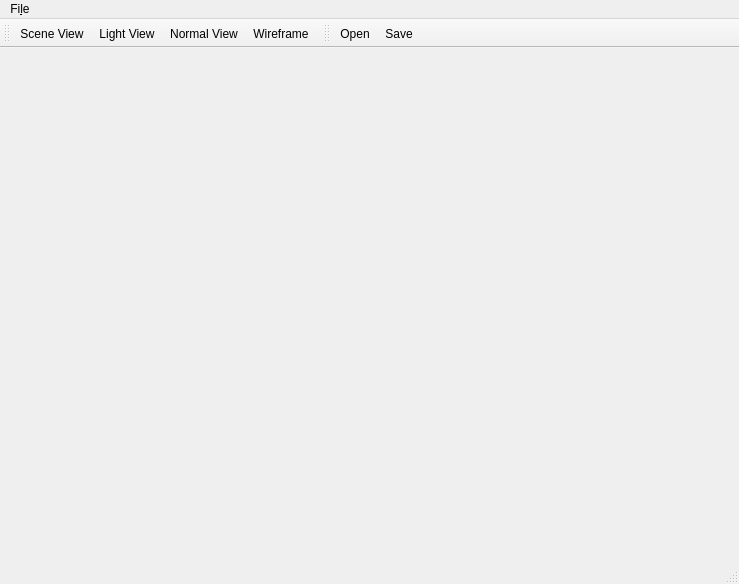
The window that MIEP/mainwindow.ui (ikskuh/acknext) describes before a commit, drawn with Qt 5.
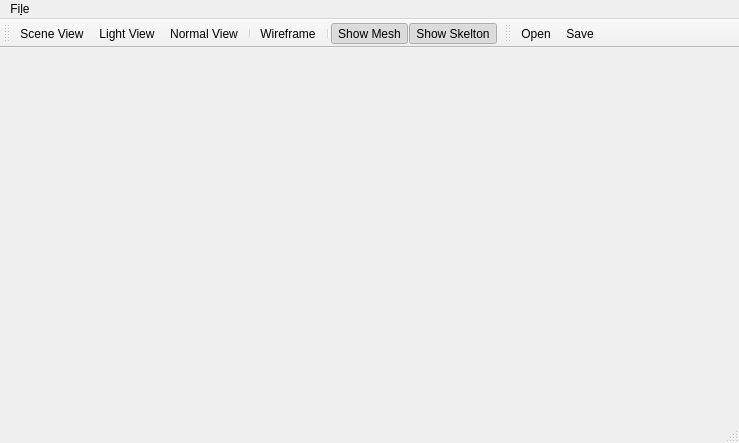
The same window after the commit. Icons and pictures are not drawn. Custom widgets are drawn as their Qt base class.

Patch:
```diff
--- a/MIEP/mainwindow.ui
+++ b/MIEP/mainwindow.ui
@@ -7,7 +7,7 @@
     <x>0</x>
     <y>0</y>
     <width>739</width>
-    <height>584</height>
+    <height>443</height>
    </rect>
   </property>
   <property name="windowTitle">
@@ -67,7 +67,11 @@
    <addaction name="actionScene_View"/>
    <addaction name="actionLight_View"/>
    <addaction name="actionNormal_View"/>
+   <addaction name="separator"/>
    <addaction name="actionWireframe"/>
+   <addaction name="separator"/>
+   <addaction name="actionShow_Mesh"/>
+   <addaction name="actionShow_Skelton"/>
   </widget>
   <widget class="QStatusBar" name="statusBar"/>
   <widget class="QToolBar" name="fileToolbar">
@@ -165,6 +169,36 @@
     <string>Ctrl+4</string>
    </property>
   </action>
+  <action name="actionShow_Mesh">
+   <property name="checkable">
+    <bool>true</bool>
+   </property>
+   <property name="checked">
+    <bool>true</bool>
+   </property>
+   <property name="icon">
+    <iconset resource="../resource/ackui.qrc">
+     <normaloff>:/icons/cube.png</normaloff>:/icons/cube.png</iconset>
+   </property>
+   <property name="text">
+    <string>Show Mesh</string>
+   </property>
+  </action>
+  <action name="actionShow_Skelton">
+   <property name="checkable">
+    <bool>true</bool>
+   </property>
+   <property name="checked">
+    <bool>true</bool>
+   </property>
+   <property name="icon">
+    <iconset resource="../resource/ackui.qrc">
+     <normaloff>:/icons/skeleton.png</normaloff>:/icons/skeleton.png</iconset>
+   </property>
+   <property name="text">
+    <string>Show Skelton</string>
+   </property>
+  </action>
  </widget>
  <layoutdefault spacing="6" margin="11"/>
  <customwidgets>
```
Left out of the diff: 4 changed lines with no effect on the pictures.
